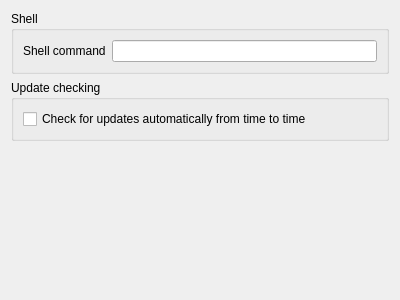
Above: qt-app/src/settings/csettingspageother.ui from VioletGiraffe/file-commander before the change. Below: the same form after it.
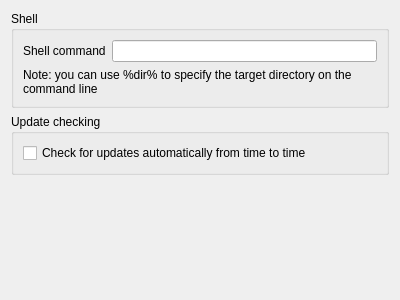
That is the form after the change.

Commit message: "Open terminal": support for the %dir% argument that's substituted for target directory path

Patch:
```diff
--- a/qt-app/src/settings/csettingspageother.ui
+++ b/qt-app/src/settings/csettingspageother.ui
@@ -34,6 +34,16 @@
         </item>
        </layout>
       </item>
+      <item>
+       <widget class="QLabel" name="label_2">
+        <property name="text">
+         <string>Note: you can use %dir% to specify the target directory on the command line</string>
+        </property>
+        <property name="wordWrap">
+         <bool>true</bool>
+        </property>
+       </widget>
+      </item>
      </layout>
     </widget>
    </item>
```
The commit also changes 2 other files.
